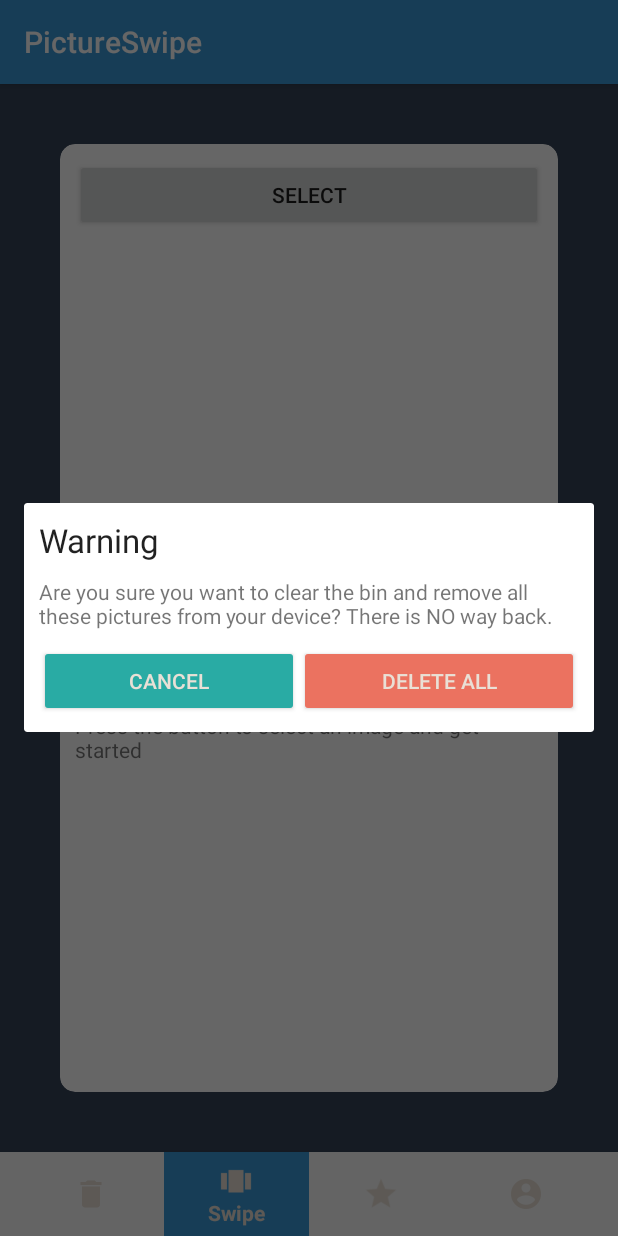
After one commit to SandervWickeren/PictureSwipe, an Android app: the fragment ClearBinDialogFragment placed in its activity, on a phone screen of 412 x 824 dp. The commit adds this screen. Run offline under Robolectric (Android 15) with nearby library versions, the phone set to English and light mode, and no system bars.

Commit message:
Added feature to remove all pictures from the bin

```diff
--- a/app/src/main/AndroidManifest.xml
+++ b/app/src/main/AndroidManifest.xml
@@ -4,6 +4,7 @@
     package="com.example.sander.pictureswipe">
 
     <uses-permission android:name="android.permission.READ_EXTERNAL_STORAGE"/>
+    <uses-permission android:name="android.permission.WRITE_EXTERNAL_STORAGE"/>
 
     <application
         tools:replace="android:allowBackup"
--- a/app/src/main/java/com/example/sander/pictureswipe/MainActivity.java
+++ b/app/src/main/java/com/example/sander/pictureswipe/MainActivity.java
@@ -11,6 +11,8 @@ import android.support.v4.app.FragmentTransaction;
 import android.support.v4.content.ContextCompat;
 import android.support.v7.app.AppCompatActivity;
 import android.os.Bundle;
+import android.view.Menu;
+import android.view.MenuInflater;
 import android.view.MenuItem;
 import android.widget.Toast;
 
--- /dev/null
+++ b/app/src/main/res/layout/fragment_clear_bin_dialog.xml
@@ -0,0 +1,47 @@
+<LinearLayout xmlns:android="http://schemas.android.com/apk/res/android"
+    xmlns:tools="http://schemas.android.com/tools"
+    android:layout_width="match_parent"
+    android:layout_height="match_parent"
+    android:orientation="vertical"
+    android:padding="10dp"
+    tools:context="com.example.sander.pictureswipe.ClearBinDialogFragment">
+
+    <TextView
+        android:id="@+id/title"
+        android:layout_width="match_parent"
+        android:layout_height="wrap_content"
+        android:paddingBottom="10dp"
+        android:textAppearance="@style/TextAppearance.AppCompat.Large"
+        android:text="Warning" />
+
+    <TextView
+        android:id="@+id/subtitle"
+        android:layout_width="match_parent"
+        android:layout_height="wrap_content"
+        android:paddingBottom="10dp"
+        android:text="Are you sure you want to clear the bin and remove all these pictures from your device? There is NO way back." />
+
+    <LinearLayout
+        android:layout_width="match_parent"
+        android:layout_height="match_parent"
+        android:orientation="horizontal">
+
+        <Button
+            android:id="@+id/cancel"
+            android:layout_width="wrap_content"
+            android:layout_height="wrap_content"
+            android:layout_weight="1"
+            android:backgroundTint="@color/colorGreenAccept"
+            android:textColor="@color/colorLight"
+            android:text="Cancel" />
+
+        <Button
+            android:id="@+id/accept"
+            android:layout_width="wrap_content"
+            android:layout_height="wrap_content"
+            android:layout_weight="1"
+            android:backgroundTint="@color/colorRedDecline"
+            android:textColor="@color/colorLight"
+            android:text="Delete all" />
+    </LinearLayout>
+</LinearLayout>
--- a/app/src/main/res/layout/fragment_swipe_setup.xml
+++ b/app/src/main/res/layout/fragment_swipe_setup.xml
@@ -4,7 +4,7 @@
     android:layout_width="match_parent"
     android:layout_height="match_parent"
     android:orientation="vertical"
-    android:padding="20dp"
+    android:padding="40dp"
     android:background="@color/colorDarkBackground"
     tools:context="com.example.sander.pictureswipe.SwipeSetupFragment">
 
```
Also changed, not shown: app/src/main/java/com/example/sander/pictureswipe/BinFragment.java (+31 -12 lines), app/src/main/java/com/example/sander/pictureswipe/ClearBinDialogFragment.java (added, +123 -0 lines), app/src/main/java/com/example/sander/pictureswipe/GrandPermissions.java (+10 -0 lines), app/src/main/res/menu/actionbar_menu.xml (added, +10 -0 lines).
